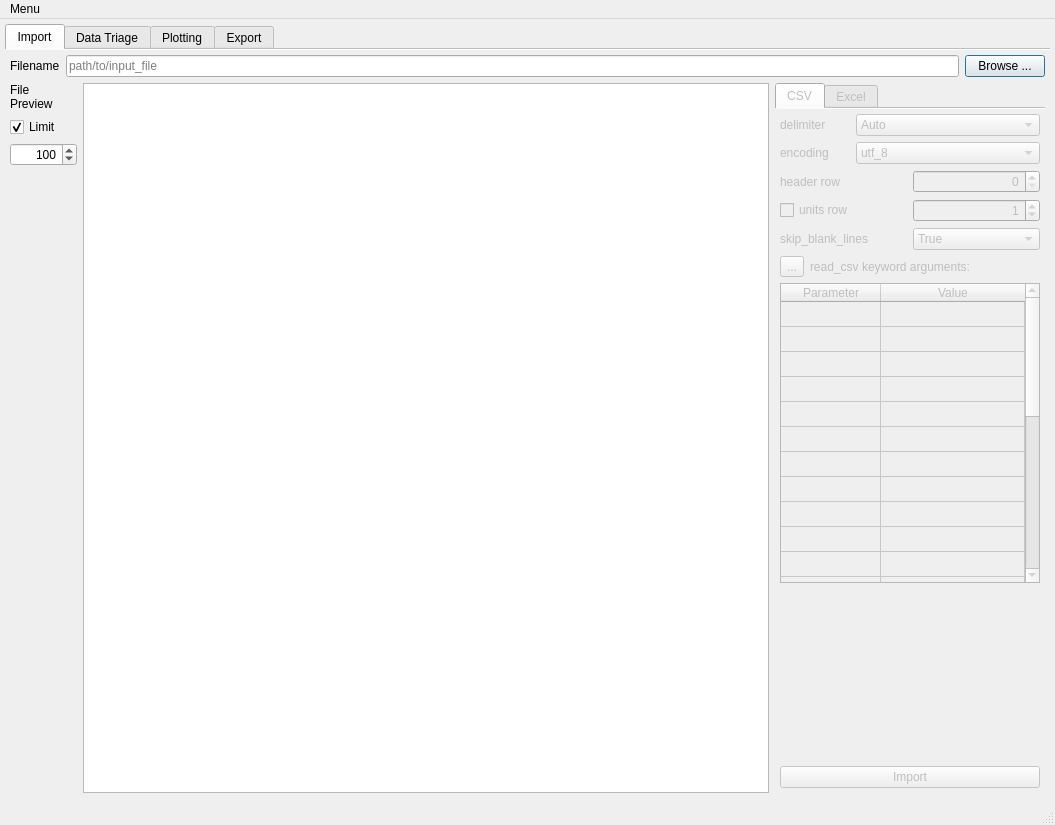
Above: colliderscope.ui from kevinanewman/colliderscope2024 before the change. Below: the same form after it.
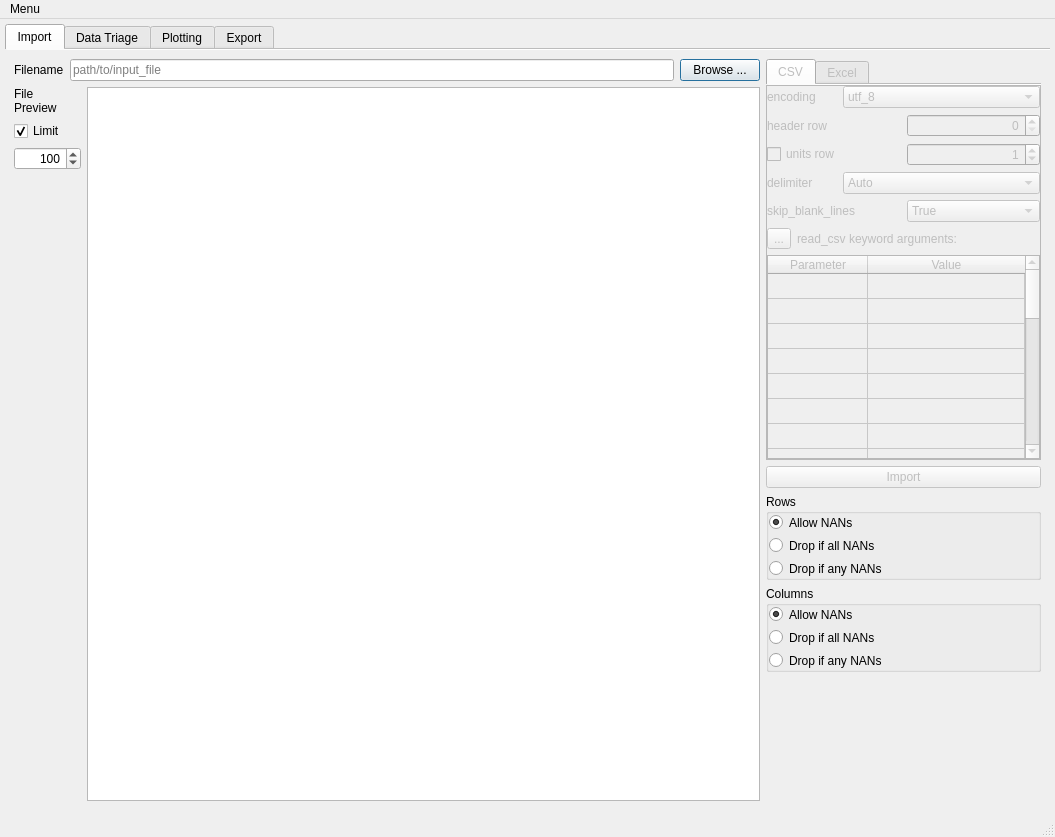
That is the form after the change. Icons and pictures are not drawn. Custom widgets are drawn as their Qt base class.

Commit message: add script to automatically rebuild ui files (added to run config) add support for dropping nans on import

```diff
--- a/colliderscope.ui
+++ b/colliderscope.ui
@@ -7,7 +7,7 @@
     <x>0</x>
     <y>0</y>
     <width>1055</width>
-    <height>825</height>
+    <height>837</height>
    </rect>
   </property>
   <property name="windowTitle">
@@ -69,19 +69,11 @@
        <attribute name="title">
         <string>Import</string>
        </attribute>
-       <layout class="QVBoxLayout" name="verticalLayout_6">
-        <property name="leftMargin">
-         <number>5</number>
-        </property>
-        <property name="topMargin">
-         <number>5</number>
-        </property>
-        <property name="rightMargin">
-         <number>5</number>
-        </property>
-        <property name="bottomMargin">
-         <number>5</number>
-        </property>
+       <layout class="QVBoxLayout" name="verticalLayout_21">
+        <item>
+         <layout class="QHBoxLayout" name="horizontalLayout_9">
+          <item>
+           <layout class="QVBoxLayout" name="verticalLayout_13">
         <item>
          <layout class="QHBoxLayout" name="file_import_browse_horizontalLayout">
           <item>
@@ -128,7 +120,7 @@
         <item>
          <layout class="QHBoxLayout" name="horizontalLayout_3">
           <item>
-           <layout class="QVBoxLayout" name="verticalLayout_13">
+               <layout class="QVBoxLayout" name="preview_verticalLayout">
             <item>
              <widget class="QLabel" name="file_preview_label">
               <property name="text">
@@ -258,6 +250,12 @@
             <column/>
            </widget>
           </item>
+             </layout>
+            </item>
+           </layout>
+          </item>
+          <item>
+           <layout class="QVBoxLayout" name="verticalLayout_6">
           <item>
            <widget class="QTabWidget" name="file_import_tabWidget">
             <property name="enabled">
@@ -271,10 +269,16 @@
             </property>
             <property name="minimumSize">
              <size>
-              <width>250</width>
+                <width>275</width>
               <height>0</height>
              </size>
             </property>
+              <property name="maximumSize">
+               <size>
+                <width>16777215</width>
+                <height>500</height>
+               </size>
+              </property>
             <property name="currentIndex">
              <number>0</number>
             </property>
@@ -287,70 +291,44 @@
              </attribute>
              <layout class="QVBoxLayout" name="verticalLayout">
               <property name="leftMargin">
-               <number>5</number>
+                 <number>0</number>
               </property>
               <property name="topMargin">
-               <number>5</number>
+                 <number>0</number>
               </property>
               <property name="rightMargin">
-               <number>5</number>
+                 <number>0</number>
               </property>
               <property name="bottomMargin">
-               <number>5</number>
+                 <number>0</number>
               </property>
               <item>
-               <layout class="QHBoxLayout" name="import_csv_delimiter_horizontalLayout">
-                <item>
-                 <widget class="QLabel" name="import_csv_delimiter_label">
-                  <property name="minimumSize">
-                   <size>
-                    <width>70</width>
-                    <height>0</height>
-                   </size>
+                 <widget class="QScrollArea" name="scrollArea">
+                  <property name="widgetResizable">
+                   <bool>true</bool>
                   </property>
-                  <property name="text">
-                   <string>delimiter</string>
-                  </property>
-                 </widget>
-                </item>
-                <item>
-                 <widget class="QComboBox" name="import_csv_delimiter_comboBox">
-                  <property name="sizePolicy">
-                   <sizepolicy hsizetype="MinimumExpanding" vsizetype="Fixed">
-                    <horstretch>0</horstretch>
-                    <verstretch>0</verstretch>
-                   </sizepolicy>
-                  </property>
-                  <property name="maximumSize">
-                   <size>
-                    <width>16777215</width>
-                    <height>16777215</height>
-                   </size>
-                  </property>
-                  <item>
-                   <property name="text">
-                    <string>Auto</string>
-                   </property>
-                  </item>
-                  <item>
-                   <property name="text">
-                    <string>,</string>
-                   </property>
-                  </item>
-                  <item>
-                   <property name="text">
-                    <string>;</string>
-                   </property>
-                  </item>
-                  <item>
-                   <property name="text">
-                    <string>\t</string>
-                   </property>
-                  </item>
-                 </widget>
-                </item>
-               </layout>
-              </item>
+                  <widget class="QWidget" name="scrollAreaWidgetContents">
+                   <property name="geometry">
+                    <rect>
+                     <x>0</x>
+                     <y>0</y>
+                     <width>273</width>
+                     <height>432</height>
+                    </rect>
+                   </property>
+                   <layout class="QVBoxLayout" name="verticalLayout_20">
+                    <property name="leftMargin">
+                     <number>0</number>
+                    </property>
+                    <property name="topMargin">
+                     <number>0</number>
+                    </property>
+                    <property name="rightMargin">
+                     <number>0</number>
+                    </property>
+                    <property name="bottomMargin">
+                     <number>0</number>
+                    </property>
               <item>
                <layout class="QHBoxLayout" name="import_csv_encoding_horizontalLayout">
                 <item>
@@ -484,6 +462,59 @@
                 </item>
                </layout>
               </item>
+                    <item>
+                     <layout class="QHBoxLayout" name="import_csv_delimiter_horizontalLayout">
+                      <item>
+                       <widget class="QLabel" name="import_csv_delimiter_label">
+                        <property name="minimumSize">
+                         <size>
+                          <width>70</width>
+                          <height>0</height>
+                         </size>
+                        </property>
+                        <property name="text">
+                         <string>delimiter</string>
+                        </property>
+                       </widget>
+                      </item>
+                      <item>
+                       <widget class="QComboBox" name="import_csv_delimiter_comboBox">
+                        <property name="sizePolicy">
+                         <sizepolicy hsizetype="MinimumExpanding" vsizetype="Fixed">
+                          <horstretch>0</horstretch>
+                          <verstretch>0</verstretch>
+                         </sizepolicy>
+                        </property>
+                        <property name="maximumSize">
+                         <size>
+                          <width>16777215</width>
+                          <height>16777215</height>
+                         </size>
+                        </property>
+                        <item>
+                         <property name="text">
+                          <string>Auto</string>
+                         </property>
+                        </item>
+                        <item>
+                         <property name="text">
+                          <string>,</string>
+                         </property>
+                        </item>
+                        <item>
+                         <property name="text">
+                          <string>;</string>
+                         </property>
+                        </item>
+                        <item>
+                         <property name="text">
+                          <string>\t</string>
+                         </property>
+                        </item>
+                       </widget>
+                      </item>
+                     </layout>
+                    </item>
               <item>
                <layout class="QHBoxLayout" name="import_csv_skip_blank_lines_horizontalLayout">
                 <item>
@@ -510,6 +541,8 @@
                </layout>
               </item>
               <item>
+                     <layout class="QVBoxLayout" name="verticalLayout_19">
+                      <item>
                <layout class="QHBoxLayout" name="horizontalLayout_4">
                 <item>
                  <widget class="QToolButton" name="import_csv_help_toolButton">
@@ -542,7 +575,7 @@
                 <property name="minimumSize">
                  <size>
                   <width>0</width>
-                  <height>300</height>
+                          <height>190</height>
                  </size>
                 </property>
                 <property name="maximumSize">
@@ -630,18 +663,11 @@
                 </column>
                </widget>
               </item>
-              <item>
-               <spacer name="verticalSpacer_5">
-                <property name="orientation">
-                 <enum>Qt::Vertical</enum>
-                </property>
-                <property name="sizeHint" stdset="0">
-                 <size>
-                  <width>20</width>
-                  <height>40</height>
-                 </size>
-                </property>
-               </spacer>
+                     </layout>
+                    </item>
+                   </layout>
+                  </widget>
+                 </widget>
               </item>
               <item>
                <widget class="QPushButton" name="import_csv_pushButton">
@@ -667,16 +693,16 @@
              </attribute>
              <layout class="QVBoxLayout" name="verticalLayout_8">
               <property name="leftMargin">
-               <number>5</number>
+                 <number>0</number>
               </property>
               <property name="topMargin">
-               <number>5</number>
+                 <number>0</number>
               </property>
               <property name="rightMargin">
-               <number>5</number>
+                 <number>0</number>
               </property>
               <property name="bottomMargin">
-               <number>5</number>
+                 <number>0</number>
               </property>
               <item>
                <layout class="QHBoxLayout" name="import_excel_skip_rows_horizontalLayout">
@@ -851,13 +877,13 @@
                 <property name="minimumSize">
                  <size>
                   <width>0</width>
-                  <height>300</height>
+                    <height>190</height>
                  </size>
                 </property>
                 <property name="maximumSize">
                  <size>
                   <width>300</width>
-                  <height>300</height>
+                    <height>190</height>
                  </size>
                 </property>
                 <property name="selectionMode">
@@ -937,7 +963,7 @@
                </widget>
               </item>
               <item>
-               <spacer name="verticalSpacer_6">
+                 <spacer name="verticalSpacer_5">
                 <property name="orientation">
                  <enum>Qt::Vertical</enum>
                 </property>
@@ -981,6 +1007,137 @@
             </widget>
            </widget>
           </item>
+            <item>
+             <widget class="QGroupBox" name="row_groupBox">
+              <property name="maximumSize">
+               <size>
+                <width>16777215</width>
+                <height>86</height>
+               </size>
+              </property>
+              <property name="title">
+               <string>Rows</string>
+              </property>
+              <layout class="QVBoxLayout" name="verticalLayout_15">
+               <property name="leftMargin">
+                <number>0</number>
+               </property>
+               <property name="topMargin">
+                <number>0</number>
+               </property>
+               <property name="rightMargin">
+                <number>0</number>
+               </property>
+               <property name="bottomMargin">
+                <number>0</number>
+               </property>
+               <item>
+                <layout class="QVBoxLayout" name="verticalLayout_16">
+                 <item>
+                  <widget class="QRadioButton" name="row_allow_nans">
+                   <property name="text">
+                    <string>Allow NANs</string>
+                   </property>
+                   <property name="checked">
+                    <bool>true</bool>
+                   </property>
+                  </widget>
+                 </item>
+                 <item>
+                  <widget class="QRadioButton" name="row_drop_if_all_nans_radioButton">
+                   <property name="text">
+                    <string>Drop if all NANs</string>
+                   </property>
+                  </widget>
+                 </item>
+                 <item>
+                  <widget class="QRadioButton" name="row_drop_if_any_nans_radioButton">
+                   <property name="text">
+                    <string>Drop if any NANs</string>
+                   </property>
+                  </widget>
+                 </item>
+                </layout>
+               </item>
+              </layout>
+             </widget>
+            </item>
+            <item>
+             <widget class="QGroupBox" name="column_groupBox">
+              <property name="sizePolicy">
+               <sizepolicy hsizetype="Minimum" vsizetype="Preferred">
+                <horstretch>0</horstretch>
+                <verstretch>0</verstretch>
+               </sizepolicy>
+              </property>
+              <property name="maximumSize">
+               <size>
+                <width>16777215</width>
+                <height>86</height>
+               </size>
+              </property>
+              <property name="title">
+               <string>Columns</string>
+              </property>
+              <layout class="QVBoxLayout" name="verticalLayout_17">
+               <property name="leftMargin">
+                <number>0</number>
+               </property>
+               <property name="topMargin">
+                <number>0</number>
+               </property>
+               <property name="rightMargin">
+                <number>0</number>
+               </property>
+               <property name="bottomMargin">
+                <number>0</number>
+               </property>
+               <item>
+                <layout class="QVBoxLayout" name="verticalLayout_18">
+                 <item>
+                  <widget class="QRadioButton" name="column_allow_nans">
+                   <property name="text">
+                    <string>Allow NANs</string>
+                   </property>
+                   <property name="checked">
+                    <bool>true</bool>
+                   </property>
+                  </widget>
+                 </item>
+                 <item>
+                  <widget class="QRadioButton" name="column_drop_if_all_nans_radioButton">
+                   <property name="text">
+                    <string>Drop if all NANs</string>
+                   </property>
+                  </widget>
+                 </item>
+                 <item>
+                  <widget class="QRadioButton" name="column_drop_if_any_nans_radioButton">
+                   <property name="text">
+                    <string>Drop if any NANs</string>
+                   </property>
+                  </widget>
+                 </item>
+                </layout>
+               </item>
+              </layout>
+             </widget>
+            </item>
+            <item>
+             <spacer name="verticalSpacer_6">
+              <property name="orientation">
+               <enum>Qt::Vertical</enum>
+              </property>
+              <property name="sizeHint" stdset="0">
+               <size>
+                <width>20</width>
+                <height>40</height>
+               </size>
+              </property>
+             </spacer>
+            </item>
+           </layout>
+          </item>
          </layout>
         </item>
        </layout>
@@ -1894,7 +2051,7 @@
     <rect>
      <x>0</x>
      <y>0</y>
-     <width>1025</width>
+     <width>1055</width>
      <height>24</height>
     </rect>
    </property>
```
Left out of the diff: 97 changed lines with no effect on the pictures. Lines whose indentation alone changed are shown as unchanged. The commit also changes 3 other files.
